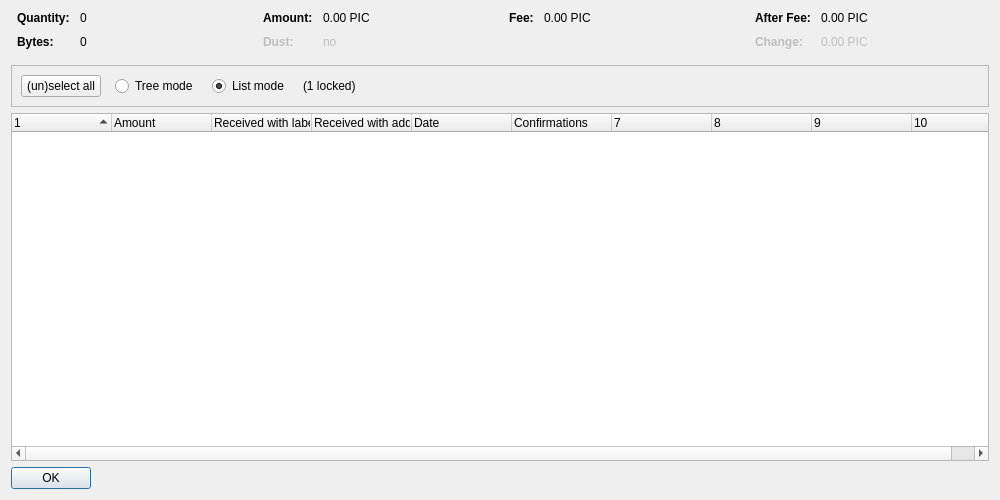
Old version of the form src/qt/forms/coincontroldialog.ui in the repository picscoin-project/picscoin.
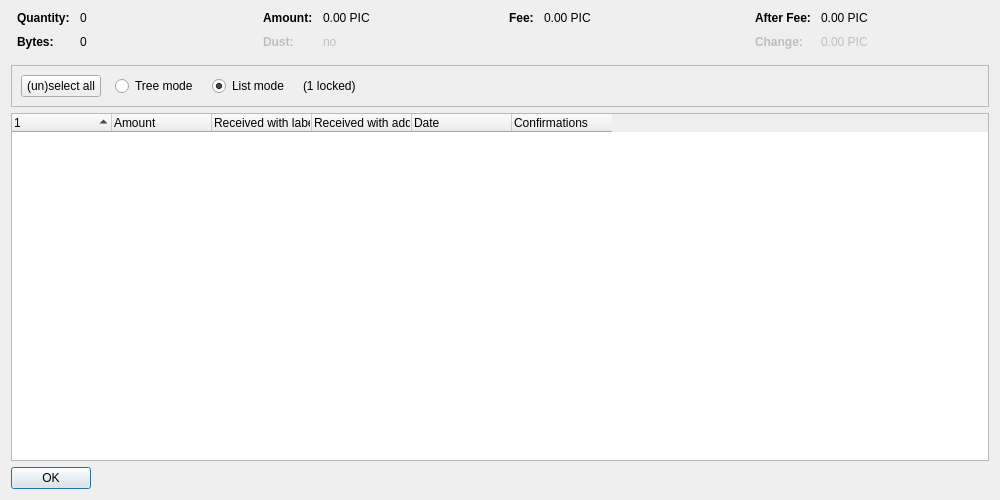
New version of the form. Custom widgets are drawn as their Qt base class.

The edit to the form file:
```diff
--- a/src/qt/forms/coincontroldialog.ui
+++ b/src/qt/forms/coincontroldialog.ui
@@ -402,7 +402,7 @@
       <bool>false</bool>
      </property>
      <property name="columnCount">
-      <number>10</number>
+      <number>6</number>
      </property>
      <attribute name="headerShowSortIndicator" stdset="0">
       <bool>true</bool>
```
Left out of the diff: 2 changed lines with no effect on the pictures.
